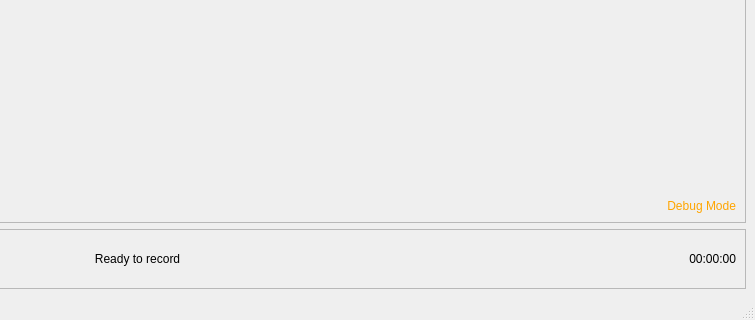
First picture: the form in ui/WGrimaceBox.ui, repository ETHZ-INS/Grimace-Box-Recorder, before the edit; both pictures show x 480 to 1235 and y 454 to 774 of the 1235 by 774 pixel window.
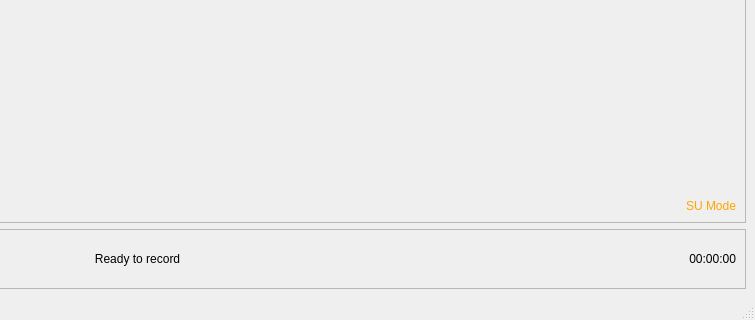
Second picture: the form after the edit.

Diff of the .ui file:
```diff
--- a/ui/WGrimaceBox.ui
+++ b/ui/WGrimaceBox.ui
@@ -367,7 +367,7 @@
 font: 700 16pt &quot;Segoe UI&quot;;</string>
             </property>
             <property name="text">
-             <string>Debug Mode</string>
+             <string>SU Mode</string>
             </property>
             <property name="scaledContents">
              <bool>false</bool>
```
Left out of the diff: 3 changed lines with no effect on the pictures.
